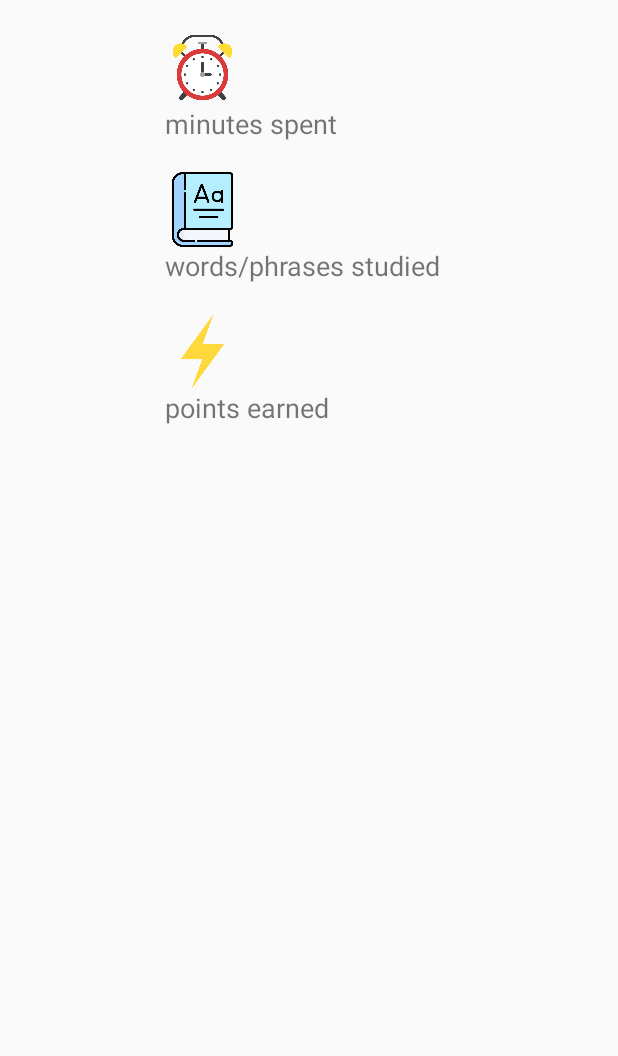
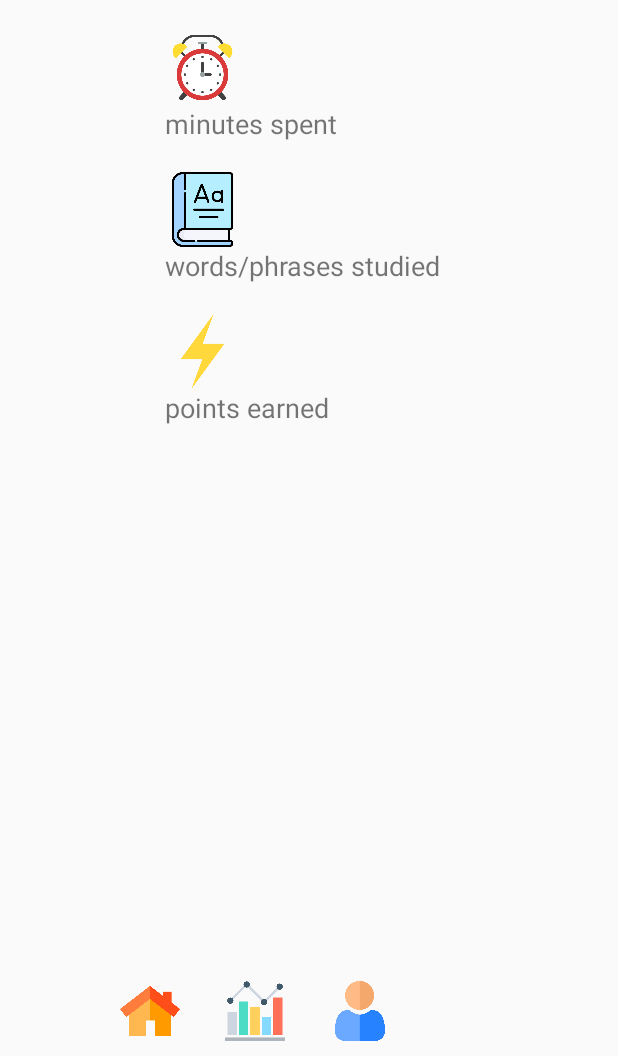
Before and after one commit to yulia-samoilovich/TourLingo, an Android app: the ProgressReview screen opened directly, with no data from a screen before it, on a phone screen of 412 x 824 dp, the part 180-1236 px from its top. Run offline under Robolectric (Android 15) with nearby library versions, the light colour scheme and no system bars.

Commit message:
updated bottom nav bar

```diff
--- a/app/src/main/java/com/example/tourlingo/Location.java
+++ b/app/src/main/java/com/example/tourlingo/Location.java
@@ -32,6 +32,7 @@ public class Location extends AppCompatActivity implements View.OnClickListener
         btnSave = findViewById(R.id.btnSave);
         btnSave.setOnClickListener(this);
         btnReturn = findViewById(R.id.btnReturn);
+        btnReturn.setOnClickListener(this);
         edComment = findViewById(R.id.edComment);
         edCountry = findViewById(R.id.edCountry);
         edDate = findViewById(R.id.edDate);
--- a/app/src/main/java/com/example/tourlingo/ProgressReview.java
+++ b/app/src/main/java/com/example/tourlingo/ProgressReview.java
@@ -4,13 +4,16 @@ import androidx.appcompat.app.AppCompatActivity;
 
 import android.content.Intent;
 import android.os.Bundle;
+import android.view.View;
+import android.widget.Button;
 import android.widget.TextView;
 
-public class ProgressReview extends AppCompatActivity {
+public class ProgressReview extends AppCompatActivity implements View.OnClickListener {
     TextView tvTime, tvWords, tvPoints;
+    Button btnHome, btnProgress, btnSocial;
 
     @Override
-    protected void onCreate(Bundle savedInstanceState) {
+    protected void onCreate(Bundle savedInstanceState){
         super.onCreate(savedInstanceState);
         setContentView(R.layout.activity_progress_review);
         initialize();
@@ -30,5 +33,46 @@ public class ProgressReview extends AppCompatActivity {
         tvTime.setText(time);
         tvWords.setText(words);
         tvPoints.setText(points);
+
+        btnHome = findViewById(R.id.btnHome);
+        btnSocial = findViewById(R.id.btnSocial);
+        btnProgress = findViewById(R.id.btnProgress);
+        btnHome.setOnClickListener(this);
+        btnSocial.setOnClickListener(this);
+        btnProgress.setOnClickListener(this);
     }
+
+    @Override
+    public void onClick(View view) {
+        int vId = view.getId();
+
+        switch(vId){
+            case R.id.btnHome:
+                goHome();
+                break;
+            case R.id.btnProgress:
+                goProgress();
+                break;
+            case R.id.btnSocial:
+                goSocial();
+                break;
+        }
+    }
+
+    private void goHome() {
+        Intent i = new Intent(this, Home.class);
+        startActivity(i);
+    }
+
+    private void goProgress() {
+        Intent i = new Intent(this, ProgressReview.class);
+        startActivity(i);
+    }
+
+    private void goSocial() {
+        Intent i = new Intent(this, Social.class);
+        startActivity(i);
+    }
+
+
 }
--- a/app/src/main/res/layout/activity_progress_review.xml
+++ b/app/src/main/res/layout/activity_progress_review.xml
@@ -123,24 +123,35 @@
         app:layout_constraintTop_toBottomOf="@id/imPoints"
         android:textSize="18sp"/>
 
-<!--    <FrameLayout-->
-<!--        android:id="@+id/flFragment"-->
-<!--        android:layout_width="match_parent"-->
-<!--        android:layout_height="0dp"-->
-<!--        app:layout_constraintBottom_toTopOf="@+id/bottomNavView"-->
-<!--        app:layout_constraintEnd_toEndOf="parent"-->
-<!--        app:layout_constraintStart_toStartOf="parent"-->
-<!--        app:layout_constraintTop_toTopOf="parent" />-->
+    <Button
+        android:id="@+id/btnHome"
+        android:layout_width="40dp"
+        android:layout_height="40dp"
+        android:background="@drawable/home"
+        app:layout_constraintBottom_toBottomOf="parent"
+        app:layout_constraintLeft_toLeftOf="parent"
+        android:layout_marginBottom="10dp"
+        android:layout_marginLeft="80dp"/>
 
-<!--    <com.google.android.material.bottomnavigation.BottomNavigationView-->
-<!--        android:id="@+id/bottomNavView"-->
-<!--        android:layout_width="match_parent"-->
-<!--        android:layout_height="58dp"-->
-<!--        app:layout_constraintBottom_toBottomOf="parent"-->
-<!--        app:layout_constraintEnd_toEndOf="parent"-->
-<!--        app:layout_constraintStart_toStartOf="parent"-->
-<!--        app:menu="@menu/bottom_nav"-->
-<!--        app:itemIconTint="#DC7B5C"-->
-<!--        app:itemTextColor="#DC7B5C"/>-->
+    <Button
+        android:id="@+id/btnProgress"
+        android:layout_width="40dp"
+        android:layout_height="40dp"
+        android:background="@drawable/bar_chart"
+        app:layout_constraintBottom_toBottomOf="parent"
+        app:layout_constraintLeft_toRightOf="@id/btnHome"
+        android:layout_marginBottom="10dp"
+        android:layout_marginLeft="30dp" />
+
+    <Button
+        android:id="@+id/btnSocial"
+        android:layout_width="40dp"
+        android:layout_height="40dp"
+        android:background="@drawable/user"
+        app:layout_constraintBottom_toBottomOf="parent"
+        app:layout_constraintLeft_toRightOf="@id/btnProgress"
+        android:layout_marginBottom="10dp"
+        android:layout_marginLeft="30dp" />
+
 
 </androidx.constraintlayout.widget.ConstraintLayout>
```
Also changed, not shown: app/src/main/java/com/example/tourlingo/Learn.java (+32 -0 lines), app/src/main/java/com/example/tourlingo/Social.java (+32 -0 lines), app/src/main/res/layout/activity_home.xml (+0 -20 lines), app/src/main/res/layout/activity_learn.xml (+28 -18 lines), app/src/main/res/layout/activity_social.xml (+28 -18 lines).
